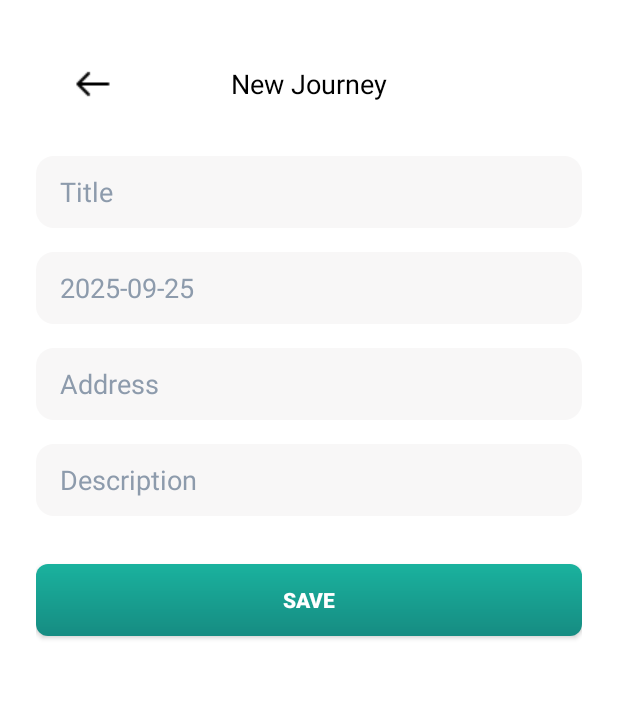
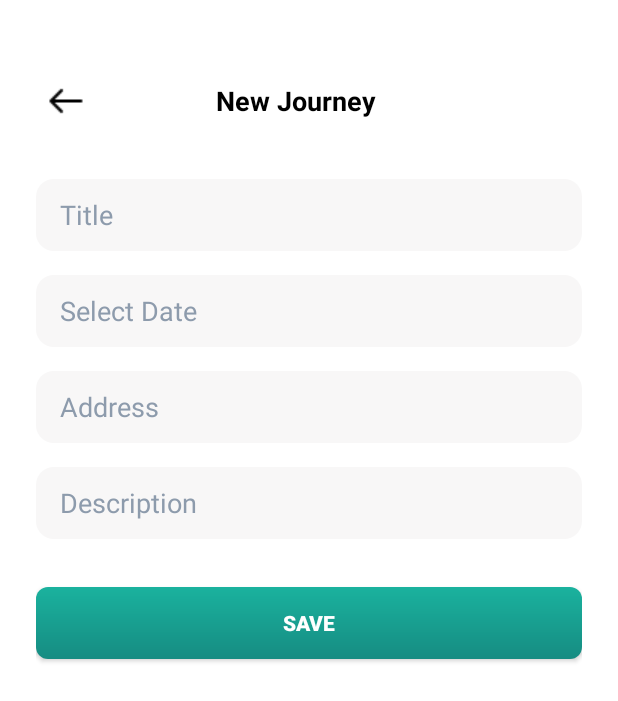
Before and after one commit to premdoiphode0907/travel_journal_app, an Android app: the AddJourneyActivity screen opened directly, with no data from a screen before it, on a phone screen of 412 x 824 dp. Shown: the top 701 px of the screen. Run offline under Robolectric (Android 15) with nearby library versions, the phone set to English and light mode, and no system bars; our stand-ins replace Room's generated code.

```diff
--- a/app/src/main/res/layout/activity_add_journey.xml
+++ b/app/src/main/res/layout/activity_add_journey.xml
@@ -7,34 +7,35 @@
     android:background="@android:color/white">
 
     <!-- Back Button & Title -->
-    <androidx.appcompat.widget.Toolbar
-        android:id="@+id/toolbar"
+    <LinearLayout
         android:layout_width="match_parent"
         android:layout_height="wrap_content"
-        android:background="@color/white"
-        android:theme="@style/ThemeOverlay.AppCompat.ActionBar">
+        android:orientation="horizontal"
+        android:gravity="start|center_vertical"
+        android:layout_marginTop="23dp"
+        android:paddingBottom="16dp">
 
         <androidx.appcompat.widget.AppCompatImageButton
             android:id="@+id/backButton"
             android:layout_width="wrap_content"
             android:layout_height="wrap_content"
-            android:background="@color/white"
             android:src="@drawable/ic_back"
             android:contentDescription="Back"
-            android:layout_gravity="start|center_vertical"
-            android:padding="10dp" />
+            android:background="?android:attr/selectableItemBackground"
+            android:padding="8dp" />
 
         <TextView
-            android:id="@+id/toolbarTitle"
+            android:id="@+id/journeyTitle"
             android:layout_width="wrap_content"
             android:layout_height="wrap_content"
             android:text="New Journey"
             android:textSize="18sp"
-            android:textColor="#000000"
-            android:layout_gravity="center"
-            android:layout_marginStart="16dp"/>
-    </androidx.appcompat.widget.Toolbar>
+            android:textStyle="bold"
+            android:layout_marginStart="80dp"
+            android:textColor="#000000" />
+    </LinearLayout>
 
+    <!-- Title input -->
     <EditText
         android:id="@+id/etTitle"
         android:layout_width="match_parent"
@@ -46,45 +47,28 @@
         android:textColorHint="#8D9BAC"
         android:textColor="#000000"
         android:inputType="textEmailAddress" />
-    <!-- Title input -->
-<!--    <com.google.android.material.textfield.TextInputLayout-->
-<!--        android:layout_width="match_parent"-->
-<!--        android:layout_height="wrap_content"-->
-<!--        android:hint="Title"-->
-<!--        android:layout_marginTop="16dp">-->
 
-<!--        <EditText-->
-<!--            android:id="@+id/etTitle"-->
-<!--            android:inputType="text"-->
-<!--            android:layout_width="match_parent"-->
-<!--            android:layout_height="wrap_content" />-->
-<!--    </com.google.android.material.textfield.TextInputLayout>-->
 
+
+    <!-- Date input -->
     <EditText
         android:id="@+id/etDate"
         android:layout_width="match_parent"
         android:layout_height="48dp"
         android:background="@drawable/edittext_bg"
-        android:hint="2025-09-25"
+        android:hint="Select Date"
         android:layout_marginTop="16dp"
         android:paddingHorizontal="16dp"
         android:textColorHint="#8D9BAC"
         android:textColor="#000000"
-        android:inputType="textEmailAddress" />
-    <!-- Date input -->
-<!--    <com.google.android.material.textfield.TextInputLayout-->
-<!--        android:layout_width="match_parent"-->
-<!--        android:layout_height="wrap_content"-->
-<!--        android:hint="Date"-->
-<!--        android:layout_marginTop="16dp">-->
+        android:inputType="none"
+        android:focusable="false"
+        android:clickable="true"
+        android:longClickable="false" />
 
-<!--        <EditText-->
-<!--            android:id="@+id/etDate"-->
-<!--            android:inputType="date"-->
-<!--            android:layout_width="match_parent"-->
-<!--            android:layout_height="wrap_content" />-->
-<!--    </com.google.android.material.textfield.TextInputLayout>-->
 
+
+    <!-- Address input -->
     <EditText
         android:id="@+id/etAddress"
         android:layout_width="match_parent"
@@ -96,21 +80,8 @@
         android:textColorHint="#8D9BAC"
         android:textColor="#000000"
         android:inputType="textEmailAddress" />
-    <!-- Address input -->
-<!--    <com.google.android.material.textfield.TextInputLayout-->
-<!--        android:layout_width="match_parent"-->
-<!--        android:layout_height="wrap_content"-->
-<!--        android:hint="Address"-->
-<!--        android:layout_marginTop="16dp">-->
 
-<!--        <EditText-->
-<!--            android:id="@+id/etAddress"-->
-<!--            android:inputType="text"-->
-<!--            android:layout_width="match_parent"-->
-<!--            android:layout_height="wrap_content" />-->
-<!--    </com.google.android.material.textfield.TextInputLayout>-->
-
-
+    <!-- Description input -->
     <EditText
         android:id="@+id/etDescription"
         android:layout_width="match_parent"
@@ -122,19 +93,8 @@
         android:textColorHint="#8D9BAC"
         android:textColor="#000000"
         android:inputType="textEmailAddress" />
-    <!-- Description input -->
-<!--    <com.google.android.material.textfield.TextInputLayout-->
-<!--        android:layout_width="match_parent"-->
-<!--        android:layout_height="wrap_content"-->
-<!--        android:hint="Description"-->
-<!--        android:layout_marginTop="16dp">-->
 
-<!--        <EditText-->
-<!--            android:id="@+id/etDescription"-->
-<!--            android:inputType="text"-->
-<!--            android:layout_width="match_parent"-->
-<!--            android:layout_height="wrap_content" />-->
-<!--    </com.google.android.material.textfield.TextInputLayout>-->
+
 
     <!-- Save Journey button -->
     <androidx.appcompat.widget.AppCompatButton
```
Also changed, not shown: app/src/main/AndroidManifest.xml (+6 -2 lines), app/src/main/java/com/app/traveljournalapp/activity/AddJourneyActivity.java (+33 -0 lines), app/src/main/java/com/app/traveljournalapp/activity/JourneyDetailActivity.java (+6 -2 lines), app/src/main/java/com/app/traveljournalapp/fragment/JourneyFragment.java (+0 -9 lines), app/src/main/res/layout/activity_journey_detail.xml (+6 -6 lines), app/src/main/res/layout/activity_login.xml (+2 -12 lines), app/src/main/res/layout/activity_register.xml (+35 -58 lines), app/src/main/res/drawable/ic_camera.png (added).
